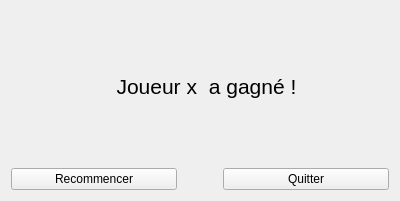
This is src/QEndGameWidget.ui in corentin703/Yams as Qt 5 draws it before an edit. The edited form follows.
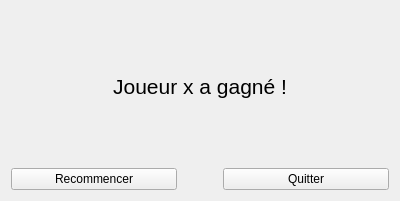
This is the edited form.

Commit message: Menu de fin de jeu amélioré

The edit to the form file:
```diff
--- a/src/QEndGameWidget.ui
+++ b/src/QEndGameWidget.ui
@@ -18,8 +18,6 @@
   </property>
   <layout class="QVBoxLayout" name="verticalLayout">
    <item>
-    <layout class="QHBoxLayout" name="horizontalLayout_2">
-     <item>
       <widget class="QLabel" name="lblPlayerName">
        <property name="font">
         <font>
@@ -27,32 +25,12 @@
         </font>
        </property>
        <property name="text">
-        <string>Joueur x</string>
+      <string>Joueur x a gagné !</string>
        </property>
        <property name="alignment">
-        <set>Qt::AlignRight|Qt::AlignTrailing|Qt::AlignVCenter</set>
-       </property>
-      </widget>
-     </item>
-     <item>
-      <widget class="QLabel" name="label">
-       <property name="font">
-        <font>
-         <pointsize>16</pointsize>
-        </font>
-       </property>
-       <property name="text">
-        <string> a gagné !</string>
-       </property>
-       <property name="textFormat">
-        <enum>Qt::AutoText</enum>
-       </property>
-       <property name="alignment">
-        <set>Qt::AlignLeading|Qt::AlignLeft|Qt::AlignVCenter</set>
-       </property>
-      </widget>
-     </item>
-    </layout>
+      <set>Qt::AlignCenter</set>
+     </property>
+    </widget>
    </item>
    <item>
     <layout class="QHBoxLayout" name="horizontalLayout">
```
Lines whose indentation alone changed are shown as unchanged. The commit also changes 1 other file.
